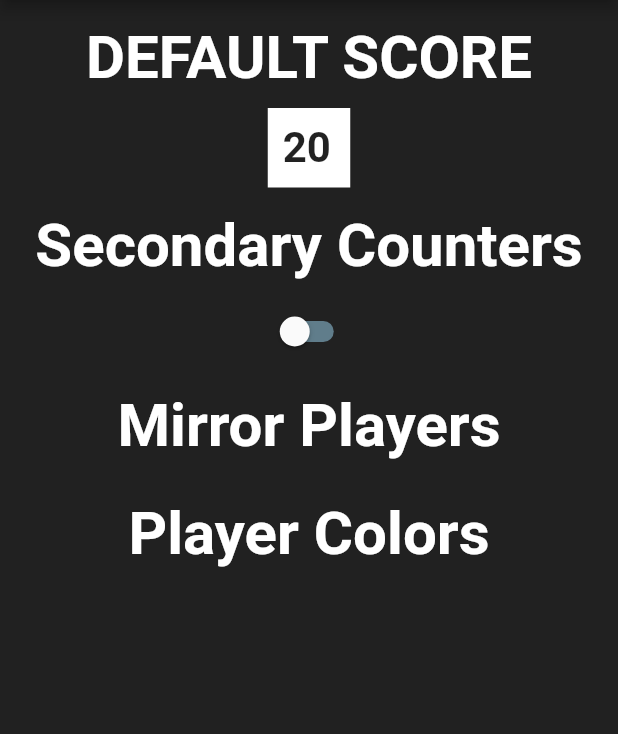
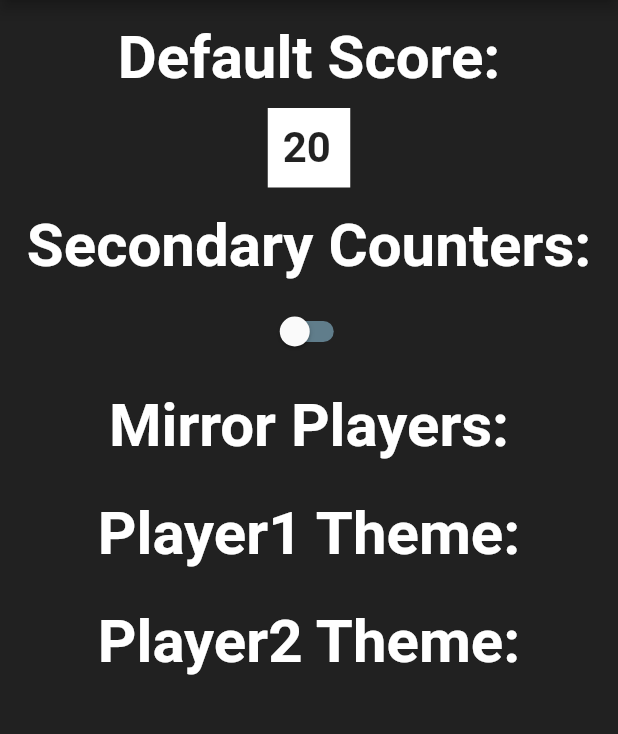
Before and after one commit to MatthewJones517/TCG-Counter-Flutter-Demo, a Flutter app: the Settings screen opened by its route, on a phone screen of 412 x 824 dp, the part 84-818 px from its top. Run offline on Flutter 3.47's test engine with Material 2 defaults, Android fonts, the phone set to English and light mode, and no system bars; our stand-ins replace rxdart, shared_preferences; accounts and stored records are empty.

Commit message:
Updated Headings

```diff
--- a/lib/src/screens/settings.dart
+++ b/lib/src/screens/settings.dart
@@ -26,12 +26,13 @@ class Settings extends StatelessWidget {
         ),
         ListView(
           children: <Widget>[
-            settingsHeading('DEFAULT SCORE'),
+            settingsHeading('Default Score:'),
             defaultScoreTextfield(_bloc),
-            settingsHeading('Secondary Counters'),
+            settingsHeading('Secondary Counters:'),
             secondaryCounterSwitch(_bloc),
-            settingsHeading('Mirror Players'),
-            settingsHeading('Player Colors'),
+            settingsHeading('Mirror Players:'),
+            settingsHeading('Player1 Theme:'),
+            settingsHeading('Player2 Theme:'),
           ],
         ),
       ],
```
